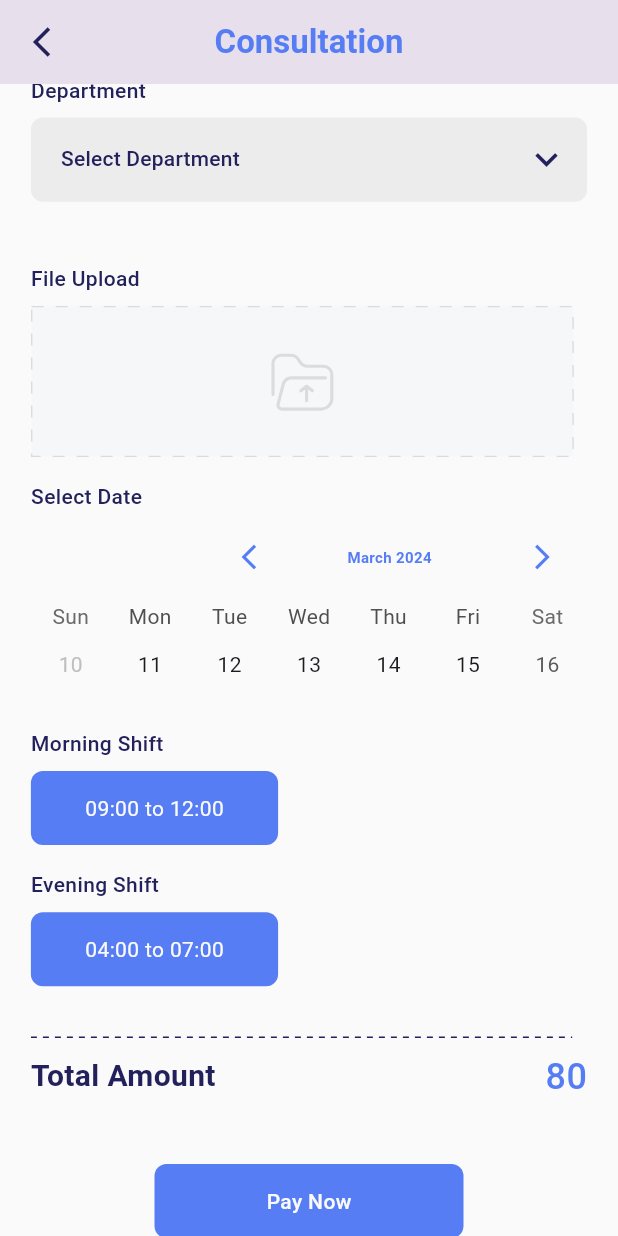
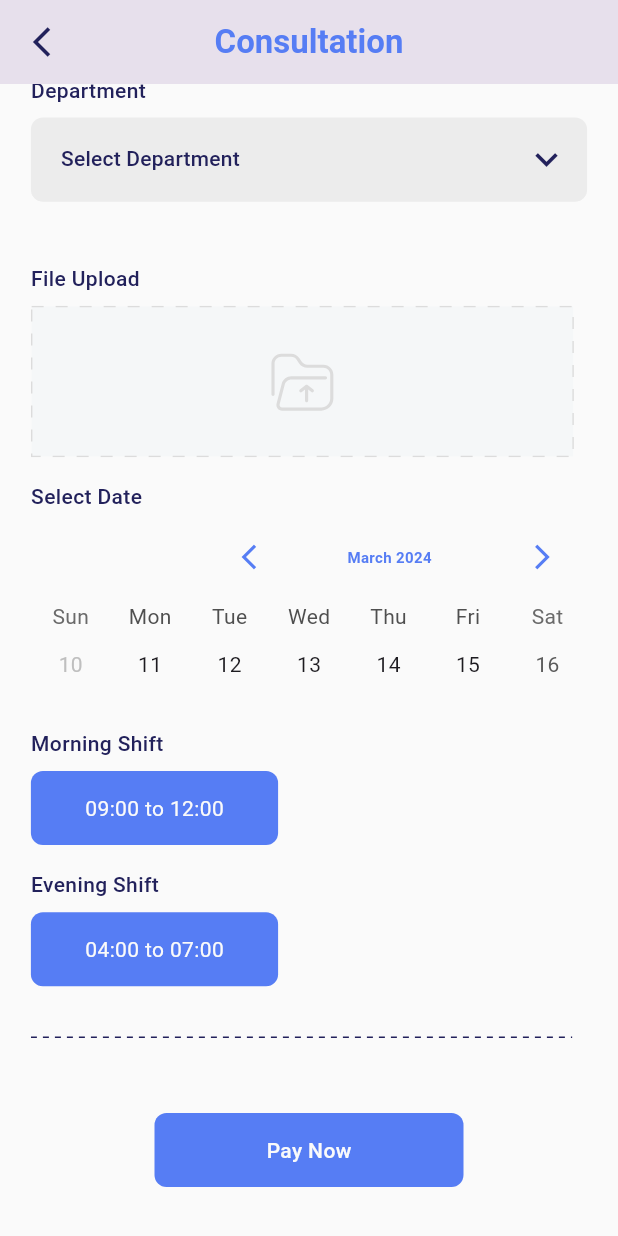
Before and after one commit to mayurcodefencers/health_workers_app, a Flutter app: the ConsultationScreen screen opened directly, scrolled down 764 dp, on a phone screen of 412 x 824 dp. Run offline on Flutter 3.47's test engine with Material 3 defaults, Android fonts, the phone set to English and light mode, and no system bars; drawn by our look-alikes of table_calendar; our stand-ins replace dio, flutter_svg, get, intro_slider, shared_preferences, sizer; accounts and stored records are empty; network calls fail; Roboto replaces fonts that are missing (Montserrat).

Commit message:
Added amount as per doctor selection

```diff
--- a/lib/controllers/consultation/consultation_controller.dart
+++ b/lib/controllers/consultation/consultation_controller.dart
@@ -39,6 +39,7 @@ class ConsultationController extends GetxController {
   RxString? selectedValueDoctorExisting = "".obs;
 
   RxString? storeDepartmentId = "".obs;
+  RxString? storeDoctorPrice = "".obs;
 
   List<String> dropdownValuesGender = {
     "Male",
--- a/lib/screens/consultation/consultation_screen.dart
+++ b/lib/screens/consultation/consultation_screen.dart
@@ -386,10 +386,10 @@ class _ConsultationScreenState extends State<ConsultationScreen> {
                 fontSize: 14
             ),
           ),
-      SizedBox(
+         SizedBox(
         height: 1.h,
       ),
-      Obx(() => Container(
+         Obx(() => Container(
         height: 6.h,
         width: 40.w,
         decoration: BoxDecoration(
@@ -441,7 +441,7 @@ class _ConsultationScreenState extends State<ConsultationScreen> {
           SizedBox(
             height: 1.h,
           ),
-          Row(
+          newController.storeDoctorPrice!.value != '' ? Row(
             mainAxisAlignment: MainAxisAlignment.spaceBetween,
             children: [
               Text(
@@ -452,14 +452,14 @@ class _ConsultationScreenState extends State<ConsultationScreen> {
                 ),
               ),
               Text(
-                "80",
+                newController.storeDoctorPrice!.value.toString(),
                 style: AppTextStyle.mediumText.copyWith(
                     color: AppColor.primaryColor,
                     fontSize: 24
                 ),
               ),
             ],
-          ),
+          ) : const SizedBox(),
           SizedBox(
             height: 5.h,
           ),
@@ -794,6 +794,7 @@ class _ConsultationScreenState extends State<ConsultationScreen> {
       ),
     );
   }
+
   Widget genderWidgetNew() {
     return Obx(() => DropdownButtonHideUnderline(
       child: DropdownButtonFormField(
@@ -874,7 +875,7 @@ class _ConsultationScreenState extends State<ConsultationScreen> {
             onTap: () {
               newController.storeDepartmentId?.value = value['id'];
               newController.getDoctorData(newController.storeDepartmentId!.value);
-            },
+              },
             value: departmentValue,
             child: Text(departmentValue),
           );
@@ -930,6 +931,9 @@ class _ConsultationScreenState extends State<ConsultationScreen> {
                 .map<DropdownMenuItem<String>>((dynamic value) {
               String doctorValue = value['name'];
               return DropdownMenuItem<String>(
+                onTap: () {
+                  newController.storeDoctorPrice!.value = value['price'];
+                },
                 value: doctorValue,
                 child: Text(doctorValue),
               );
```
